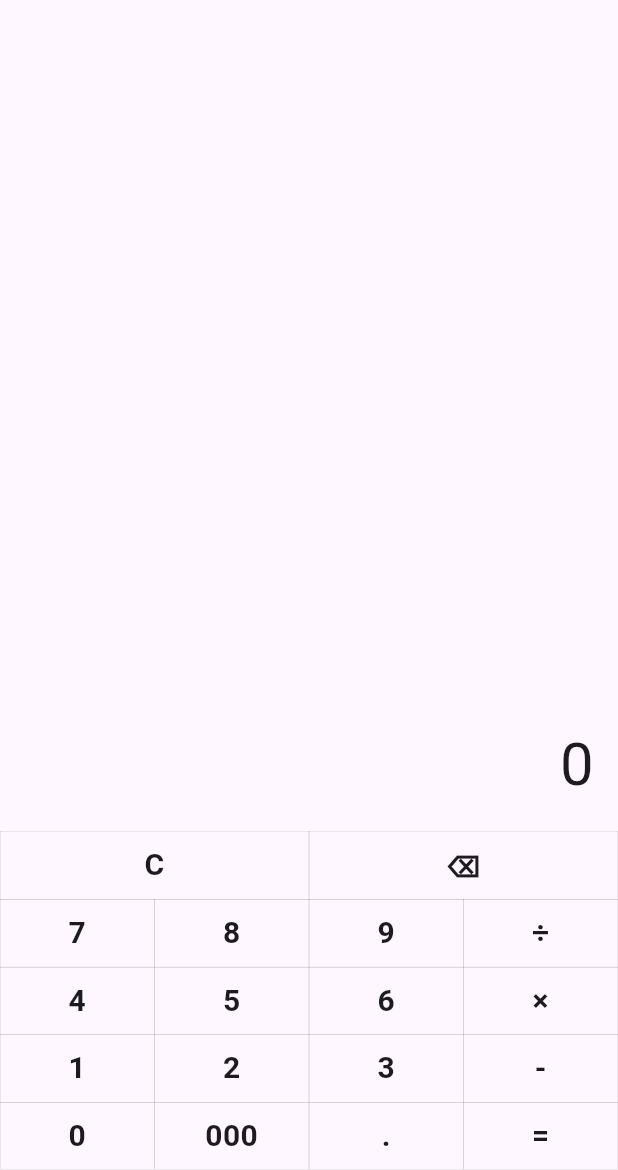
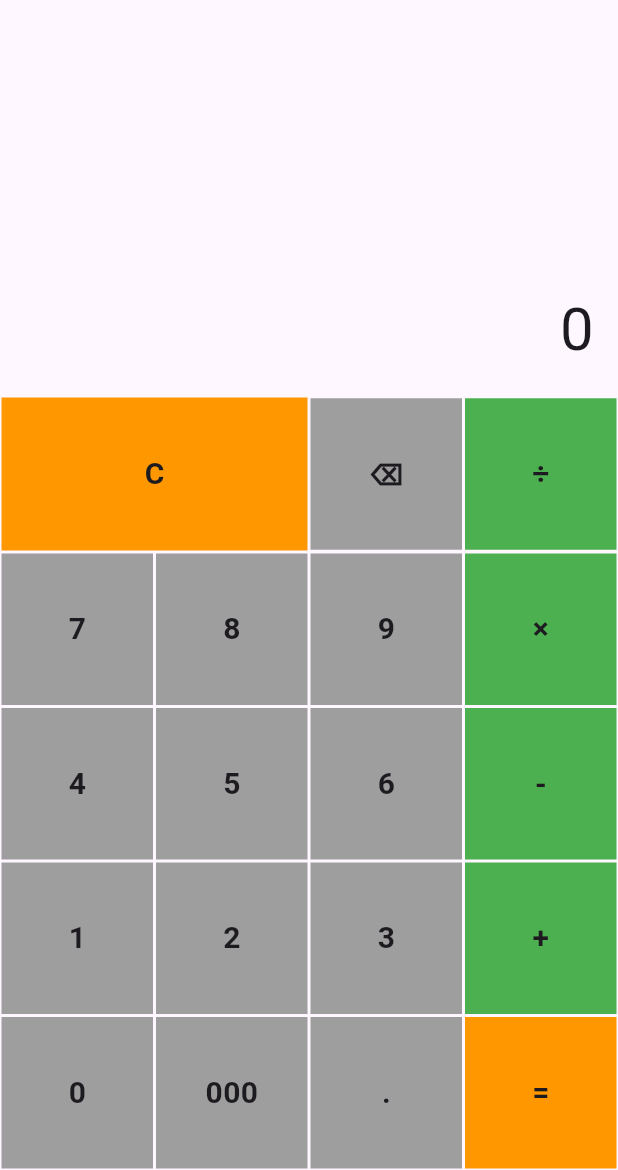
Before and after one commit to dangminhthinh1612/flutter-widgets, a Flutter app: the screen it shows after launch, on a phone screen of 412 x 824 dp, the part 66-1236 px from its top. Run offline on Flutter 3.47's test engine with Material 3 defaults, Android fonts, the phone set to English and light mode, and no system bars; our stand-ins replace math_expressions.

Commit message:
Update Calculator

```diff
--- a/lib/widgets/calculator.dart
+++ b/lib/widgets/calculator.dart
@@ -58,23 +58,29 @@ class _CaculatorState extends State<Caculator> {
     }
   }
 
-  Widget _buildButton(String button) {
+  Widget _buildButton(String button,
+      {double aspectRatio = 1, Color color = Colors.grey, int flex = 1}) {
     return Expanded(
+      flex: flex,
+      child: Container(
+        margin: const EdgeInsets.all(1),
+        child: Material(
+          color: color,
           child: InkWell(
             onTap: () {
               _onPress(button);
             },
+            child: AspectRatio(
+              aspectRatio: aspectRatio,
               child: Container(
-          decoration: BoxDecoration(
-            border: Border.all(
-              width: 0.05,
+                alignment: Alignment.center,
+                child: Text(
+                  button,
+                  style: const TextStyle(
+                      fontWeight: FontWeight.bold, fontSize: 20),
                 ),
               ),
-          padding: const EdgeInsets.all(8.0),
-          child: Text(
-            button,
-            textAlign: TextAlign.center,
-            style: const TextStyle(fontWeight: FontWeight.bold, fontSize: 20),
+            ),
           ),
         ),
       ),
@@ -97,8 +103,9 @@ class _CaculatorState extends State<Caculator> {
         ),
         Row(
           children: [
-            _buildButton('C'),
+            _buildButton('C', flex: 2, aspectRatio: 2, color: Colors.orange),
             _buildButton('⌫'),
+            _buildButton('÷', color: Colors.green),
           ],
         ),
         Row(
@@ -106,7 +113,7 @@ class _CaculatorState extends State<Caculator> {
             _buildButton('7'),
             _buildButton('8'),
             _buildButton('9'),
-            _buildButton('÷'),
+            _buildButton('×', color: Colors.green),
           ],
         ),
         Row(
@@ -114,7 +121,7 @@ class _CaculatorState extends State<Caculator> {
             _buildButton('4'),
             _buildButton('5'),
             _buildButton('6'),
-            _buildButton('×'),
+            _buildButton('-', color: Colors.green),
           ],
         ),
         Row(
@@ -122,7 +129,7 @@ class _CaculatorState extends State<Caculator> {
             _buildButton('1'),
             _buildButton('2'),
             _buildButton('3'),
-            _buildButton('-'),
+            _buildButton('+', color: Colors.green),
           ],
         ),
         Row(
@@ -130,7 +137,7 @@ class _CaculatorState extends State<Caculator> {
             _buildButton('0'),
             _buildButton('000'),
             _buildButton('.'),
-            _buildButton('='),
+            _buildButton('=', color: Colors.orange),
           ],
         )
       ],
```
Lines whose indentation alone changed are shown as unchanged.
